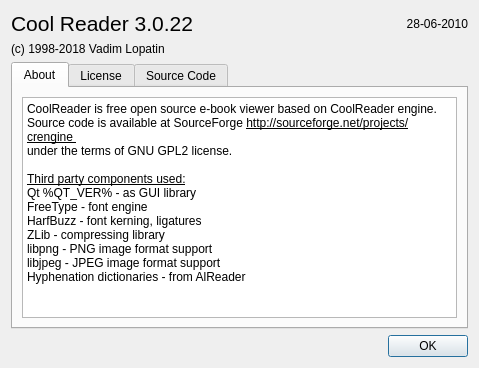
Before: the Qt Designer form cr3qt/src/aboutdlg.ui in buggins/coolreader, drawn with Qt 5.
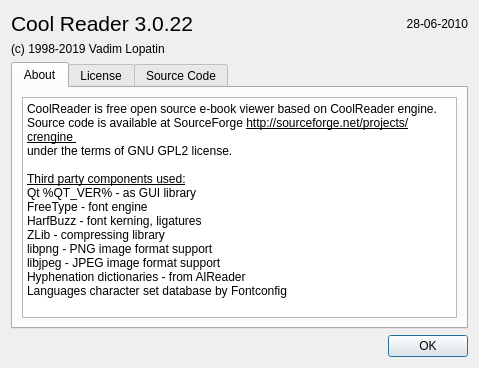
After: the same form once the commit is applied.

Commit message: New feature: when opened book or choosing font, it checked for compatibility with book's language and displayed message about incompatibility. If language can't be detected - no messages displayed. Into crengine has been embedded fc-lang component (most languages charset database): https://www.fontconfig.org/ converted by utility fc-lang_conv at https://github.com/virxkane/freetype_textdraw . This database occupy in memory about 164 kb.

Patch:
```diff
--- a/cr3qt/src/aboutdlg.ui
+++ b/cr3qt/src/aboutdlg.ui
@@ -58,7 +58,7 @@
      <item>
       <widget class="QLabel" name="label_2">
        <property name="text">
-        <string notr="true">(c) 1998-2018 Vadim Lopatin</string>
+        <string notr="true">(c) 1998-2019 Vadim Lopatin</string>
        </property>
       </widget>
      </item>
@@ -94,6 +94,7 @@
 &lt;p style=&quot; margin-top:0px; margin-bottom:0px; margin-left:0px; margin-right:0px; -qt-block-indent:0; text-indent:0px;&quot;&gt;&lt;span style=&quot; font-family:'DejaVu Sans'; font-size:9pt;&quot;&gt;libpng - PNG image format support&lt;/span&gt;&lt;/p&gt;
 &lt;p style=&quot; margin-top:0px; margin-bottom:0px; margin-left:0px; margin-right:0px; -qt-block-indent:0; text-indent:0px;&quot;&gt;&lt;span style=&quot; font-family:'DejaVu Sans'; font-size:9pt;&quot;&gt;libjpeg - JPEG image format support&lt;/span&gt;&lt;/p&gt;
 &lt;p style=&quot; margin-top:0px; margin-bottom:0px; margin-left:0px; margin-right:0px; -qt-block-indent:0; text-indent:0px;&quot;&gt;&lt;span style=&quot; font-family:'DejaVu Sans'; font-size:9pt;&quot;&gt;Hyphenation dictionaries - from AlReader&lt;/span&gt;&lt;/p&gt;
+&lt;p style=&quot; margin-top:0px; margin-bottom:0px; margin-left:0px; margin-right:0px; -qt-block-indent:0; text-indent:0px;&quot;&gt;&lt;span style=&quot; font-family:'DejaVu Sans'; font-size:9pt;&quot;&gt;Languages character set database by Fontconfig&lt;/span&gt;&lt;/p&gt;
 &lt;p style=&quot;-qt-paragraph-type:empty; margin-top:0px; margin-bottom:0px; margin-left:0px; margin-right:0px; -qt-block-indent:0; text-indent:0px; font-family:'DejaVu Sans'; font-size:9pt;&quot;&gt;&lt;br /&gt;&lt;/p&gt;&lt;/body&gt;&lt;/html&gt;</string>
            </property>
           </widget>
```
Left out of the diff: 17 changed lines with no effect on the pictures. The commit also changes 267 other files.
